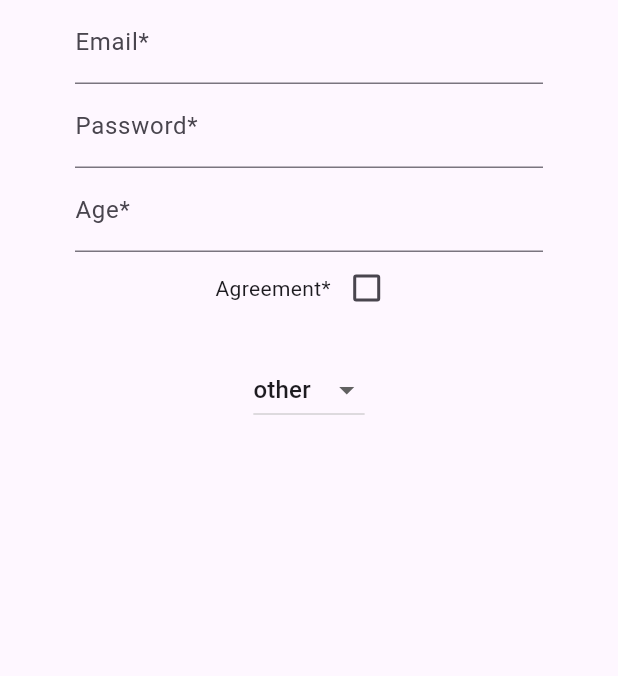
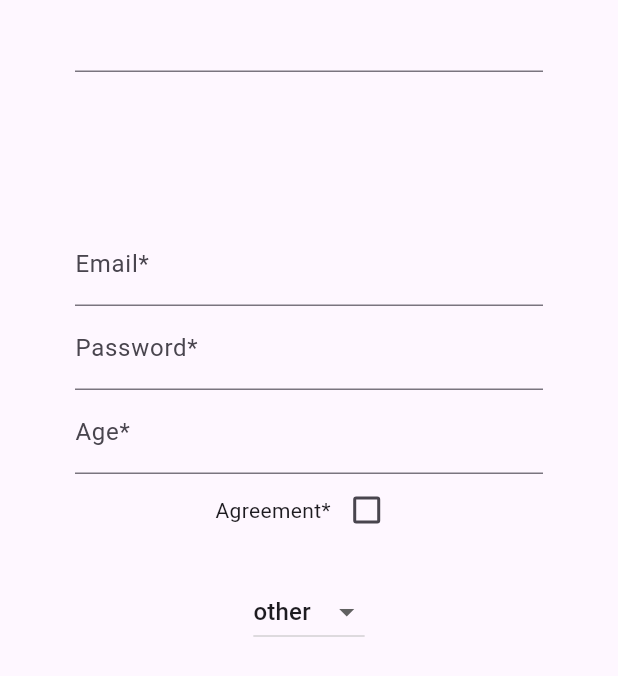
Before and after one commit to KamilNibisz14/FormValidationCubit, a Flutter app: the screen it shows after launch, on a phone screen of 412 x 824 dp. Shown: the top 676 px of the screen. Run offline on Flutter 3.47's test engine with Material 3 defaults, Android fonts, the phone set to English and light mode, and no system bars; our stand-ins replace bloc, flutter_bloc, flutter_hooks, freezed_annotation.

```diff
--- /dev/null
+++ b/lib/core/constant/debouncer.dart
@@ -0,0 +1,18 @@
+import 'dart:async';
+import 'dart:ui';
+
+class Debouncer {
+  Debouncer({this.milliseconds = defaultDebounceMilliSeconds});
+
+  static const defaultDebounceMilliSeconds = 800;
+  final int milliseconds;
+  Timer? _timer;
+
+  void call(VoidCallback action) {
+    if (_timer?.isActive ?? false) {
+      _timer?.cancel();
+    }
+    _timer = Timer(Duration(milliseconds: milliseconds), action);
+  }
+
+}
--- a/lib/core/entities/form_entity.dart
+++ b/lib/core/entities/form_entity.dart
@@ -7,9 +7,11 @@ class FormEntity<T> with _$FormEntity<T> {
   const factory FormEntity({
     required String key,
     required T value,
+    required String label,
     required Function(dynamic) validation,
     String? errorMessage,
     @Default(false) bool isValidationErrorOnSave,
+    @Default(true) bool isVisible,
     Function(String)? parser,
   }) = _FormEntity<T>;
 }
--- a/lib/features/user_form/domain/entity/user_entity.dart
+++ b/lib/features/user_form/domain/entity/user_entity.dart
@@ -27,11 +27,11 @@ class UserEntity with _$UserEntity {
   // create form map from entity
   static Map<String, FormEntity<dynamic>> createUserFormMapFromUserEntity(UserEntity user) {
     return {
-      CommonFormMapKey.email: FormEntity<String>(value: user.email, validation: UserFormValidator.validateEmail, key: CommonFormMapKey.email),
-      CommonFormMapKey.password: FormEntity<String>(value: user.password, validation: UserFormValidator.validatePassword, key: CommonFormMapKey.password),
-      CommonFormMapKey.age: FormEntity<int>(value: user.age, validation: UserFormValidator.validateAge, parser: int.tryParse, key: CommonFormMapKey.age),
-      CommonFormMapKey.agreement: FormEntity<bool>(value: user.agreement, validation: UserFormValidator.validateAgreement, key: CommonFormMapKey.agreement),
-      CommonFormMapKey.gender: FormEntity<GenderEnum>(value: user.gender, validation: UserFormValidator.alwaysValidate, key: CommonFormMapKey.age),
+      CommonFormMapKey.email: FormEntity<String>(value: user.email, validation: UserFormValidator.validateEmail, key: CommonFormMapKey.email, label: 'Email*'),
+      CommonFormMapKey.password: FormEntity<String>(value: user.password, validation: UserFormValidator.validatePassword, key: CommonFormMapKey.password, label: 'Password*'),
+      CommonFormMapKey.age: FormEntity<int>(value: user.age, validation: UserFormValidator.validateAge, parser: int.tryParse, key: CommonFormMapKey.age, label: 'Age*'),
+      CommonFormMapKey.agreement: FormEntity<bool>(value: user.agreement, validation: UserFormValidator.validateAgreement, key: CommonFormMapKey.agreement, label: 'Agreement*'),
+      CommonFormMapKey.gender: FormEntity<GenderEnum>(value: user.gender, validation: UserFormValidator.alwaysValidate, key: CommonFormMapKey.age, label: 'Gender*'),
     };
   }
 
--- a/lib/features/user_form/presentation/form_page.dart
+++ b/lib/features/user_form/presentation/form_page.dart
@@ -2,17 +2,13 @@ import 'package:flutter/material.dart';
 import 'package:flutter_bloc/flutter_bloc.dart';
 import 'package:flutter_hooks/flutter_hooks.dart';
 import 'package:form_with_cubit/core/constant/common_form_map_key.dart';
+import 'package:form_with_cubit/core/constant/debouncer.dart';
 import 'package:form_with_cubit/core/widgets/coomon_error_messaage.dart';
 import 'package:form_with_cubit/features/user_form/domain/entity/gender_enum.dart';
 import 'package:form_with_cubit/features/user_form/domain/entity/user_entity.dart';
 import 'package:form_with_cubit/features/user_form/presentation/cubit/user_form_cubit.dart';
 import 'package:form_with_cubit/features/user_form/presentation/widgets/common_form_field.dart';
 
-const emailLabel = 'Email*';
-const passwordLabel = 'Password*';
-const ageLabel = 'Age*';
-const agreementLabel = 'Agreement*';
-const genderLabel = 'Gender*';
 const buttonText = 'Save';
 
 const emailKey = CommonFormMapKey.email;
@@ -38,6 +34,7 @@ class _Body extends HookWidget {
 
   @override
   Widget build(BuildContext context) {
+    final _debouncer = Debouncer();
     final scrollController = useScrollController();
 
     void scrollToField(GlobalKey key) {
@@ -54,6 +51,7 @@ class _Body extends HookWidget {
 
     return BlocBuilder<UserFormCubit, UserFormState>(
       builder: (context, state) {
+        print(state.form);
         WidgetsBinding.instance.addPostFrameCallback((_) {
           for (var entry in state.form.entries) {
             if (entry.value.isValidationErrorOnSave) {
@@ -70,39 +68,57 @@ class _Body extends HookWidget {
             child: Column(
               mainAxisAlignment: MainAxisAlignment.spaceAround,
               children: [
+                TextField(
+                  onChanged: (value) {
+                    _debouncer(() {
+                        context.read<UserFormCubit>().search(value);
+                    });
+                  },
+                ),
+                const SizedBox(
+                  height: 100,
+                ),
                 CommonFormField(
+                    isVisible: state.form[emailKey]?.isVisible,
                     key: UserEntity.globalKeys[emailKey],
-                  labelText: emailLabel,
+                    labelText: state.form[emailKey]?.label,
                     onChange: (value) => context
                         .read<UserFormCubit>()
                         .updateField(value, emailKey),
                     errorMessage: state.form[emailKey]?.errorMessage,
-                  onFocusedChanged:(value)=> context.read<UserFormCubit>().onFocusedChanged(value, ageKey)
+                    onFocusedChanged: (value) => context
+                        .read<UserFormCubit>()
+                        .onFocusedChanged(value, ageKey)
                   ),
                 CommonFormField(
+                    isVisible: state.form[passwordKey]?.isVisible,
                     key: UserEntity.globalKeys[passwordKey],
-                  labelText: passwordLabel,
+                    labelText: state.form[passwordKey]?.label,
                     obscureText: true,
                     onChange: (value) => context
                         .read<UserFormCubit>()
                         .updateField(value, passwordKey),
                     errorMessage: state.form[passwordKey]?.errorMessage,
-                  onFocusedChanged:(value)=> context.read<UserFormCubit>().onFocusedChanged(value, ageKey)
-                ),
+                    onFocusedChanged: (value) => context
+                        .read<UserFormCubit>()
+                        .onFocusedChanged(value, ageKey)),
                 CommonFormField(
+                  isVisible: state.form[ageKey]?.isVisible,
                   key: UserEntity.globalKeys[ageKey],
-                  labelText: ageLabel,
+                  labelText: state.form[ageKey]?.label,
                   onChange: (value) =>
                       context.read<UserFormCubit>().updateField(value, ageKey),
                   errorMessage: state.form[ageKey]?.errorMessage,
-                  onFocusedChanged:(value)=> context.read<UserFormCubit>().onFocusedChanged(value, ageKey),
+                  onFocusedChanged: (value) => context
+                      .read<UserFormCubit>()
+                      .onFocusedChanged(value, ageKey),
                 ),
-                Column(
+                state.form[agreementKey]?.isVisible == true ?Column(
                   children: [
                     Row(
                       mainAxisAlignment: MainAxisAlignment.center,
                       children: [
-                        const Text(agreementLabel),
+                        Text(state.form[agreementKey]?.label ?? '',),
                         Checkbox(
                           key: UserEntity.globalKeys[agreementKey],
                           value: state.form[agreementKey]?.value,
@@ -118,8 +134,8 @@ class _Body extends HookWidget {
                       errorMessage: state.form[agreementKey]?.errorMessage,
                     ),
                   ],
-                ),
-                DropdownButton<GenderEnum>(
+                ):const SizedBox.shrink(),
+                state.form[genderKey]?.isVisible == true? DropdownButton<GenderEnum>(
                   key: UserEntity.globalKeys[genderKey],
                   value: state.form[genderKey]?.value,
                   onChanged: (GenderEnum? newValue) {
@@ -134,7 +150,7 @@ class _Body extends HookWidget {
                       child: Text(value.toString()),
                     );
                   }).toList(),
-                ),
+                ):const SizedBox.shrink(),
                 SizedBox(
                   height: 1000,
                 ),
--- a/lib/features/user_form/presentation/widgets/common_form_field.dart
+++ b/lib/features/user_form/presentation/widgets/common_form_field.dart
@@ -3,21 +3,23 @@ import 'package:flutter_hooks/flutter_hooks.dart';
 
 class CommonFormField extends HookWidget {
   const CommonFormField({
-    required this.labelText,
     required this.onChange,
     required this.onFocusedChanged,
+    this.isVisible,
     this.errorMessage,
     this.obscureText = false,
+    this.labelText,
     this.textInputAction = TextInputAction.next,
     super.key,
   });
 
-  final String labelText;
+  final String? labelText;
   final Function(String) onChange;
   final Function(String) onFocusedChanged;
   final String? errorMessage;
   final bool obscureText;
   final TextInputAction textInputAction;
+  final bool? isVisible;
 
   @override
   Widget build(BuildContext context) {
@@ -35,7 +37,7 @@ class CommonFormField extends HookWidget {
       return () => focusNode.removeListener(handleFocusChange);
     }, [focusNode]);
 
-    return TextField(
+    return isVisible ==true? TextField(
       focusNode: focusNode,
       controller: textController,
       onChanged: onChange,
@@ -45,6 +47,6 @@ class CommonFormField extends HookWidget {
         labelText: labelText,
         errorText: errorMessage,
       ),
-    );
+    ):const SizedBox.shrink();
   }
 }
```
Also changed, not shown: lib/core/forms_map/user_form_map.dart (+5 -5 lines), lib/features/user_form/presentation/cubit/user_form_cubit.dart (+23 -7 lines), lib/core/entities/form_entity.freezed.dart, 1 other file. Lines whose indentation alone changed are shown as unchanged.
